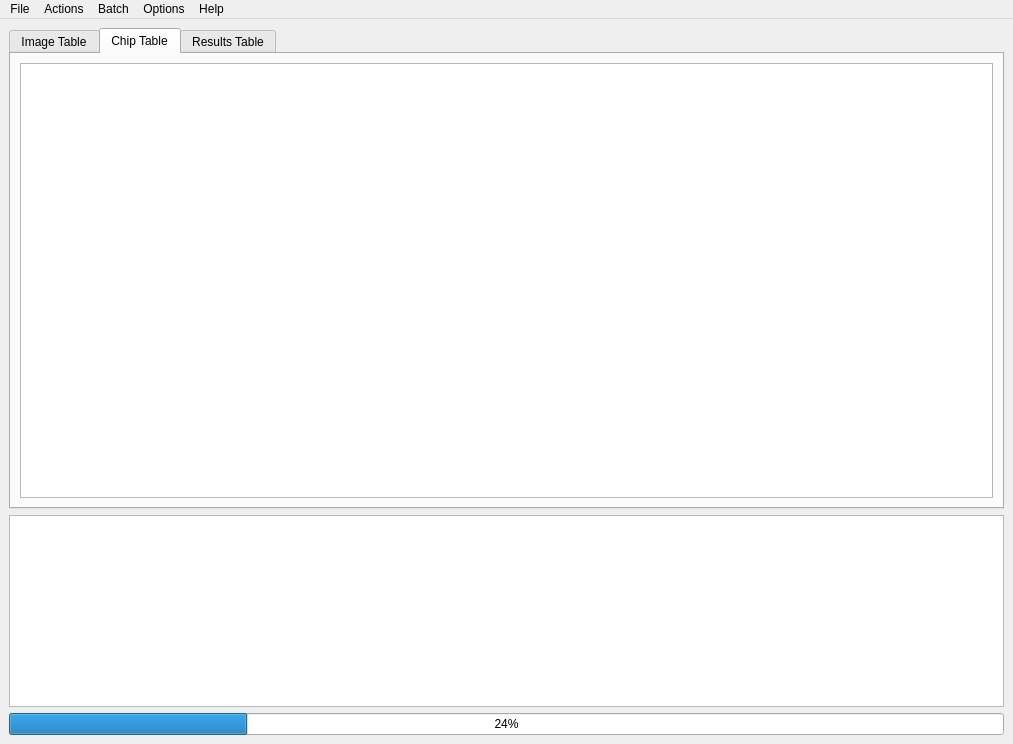
The window that _frontend/MainSkel.ui (Erotemic/hotspotter) describes before a commit, drawn with Qt 5.
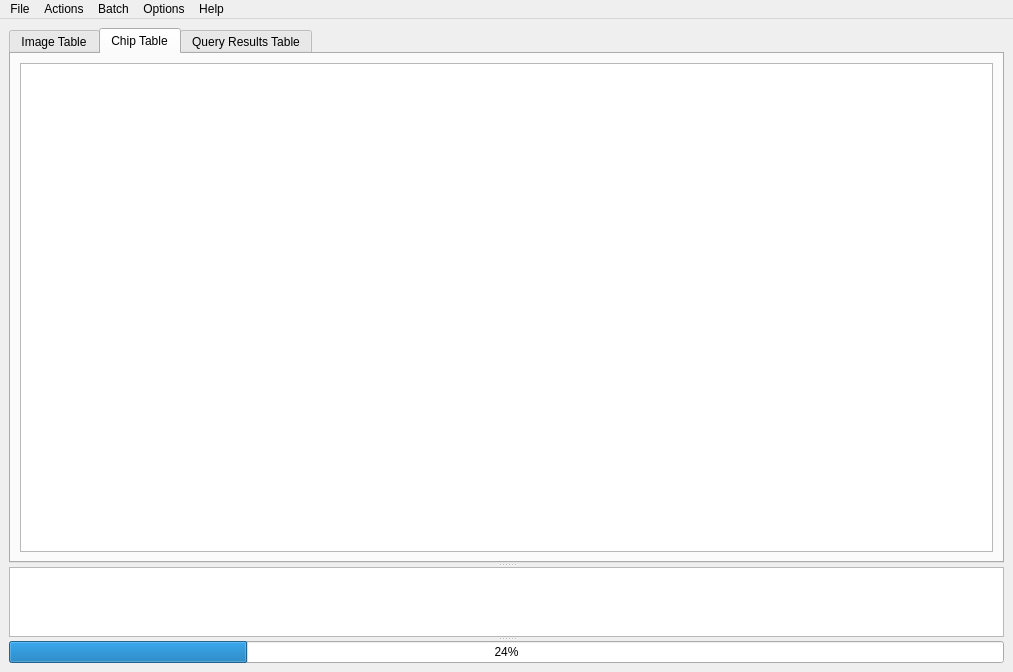
The same window after the commit.

Commit message: Fixed chip computation issues. FINALLY got the splitter to work in qdesigner

```diff
--- a/_frontend/MainSkel.ui
+++ b/_frontend/MainSkel.ui
@@ -7,26 +7,32 @@
     <x>0</x>
     <y>0</y>
     <width>1013</width>
-    <height>744</height>
+    <height>672</height>
    </rect>
   </property>
   <property name="windowTitle">
    <string>HotSpotter</string>
   </property>
   <widget class="QWidget" name="centralwidget">
-   <layout class="QGridLayout" name="gridLayout_2">
-    <item row="2" column="0">
-     <layout class="QVBoxLayout" name="astat_vlayout">
+   <layout class="QVBoxLayout" name="verticalLayout">
       <item>
-       <layout class="QVBoxLayout" name="verticalLayout_8">
-        <item>
+     <widget class="QSplitter" name="splitter">
+      <property name="orientation">
+       <enum>Qt::Vertical</enum>
+      </property>
          <widget class="QTabWidget" name="tablesTabWidget">
           <property name="sizePolicy">
            <sizepolicy hsizetype="Expanding" vsizetype="Expanding">
             <horstretch>0</horstretch>
-            <verstretch>0</verstretch>
-           </sizepolicy>
-          </property>
+         <verstretch>10</verstretch>
+        </sizepolicy>
+       </property>
+       <property name="minimumSize">
+        <size>
+         <width>0</width>
+         <height>0</height>
+        </size>
+       </property>
           <property name="currentIndex">
            <number>1</number>
           </property>
@@ -42,7 +48,7 @@
            </attribute>
            <layout class="QGridLayout" name="gridLayout_3">
             <item row="0" column="0">
-             <layout class="QVBoxLayout" name="verticalLayout">
+          <layout class="QVBoxLayout" name="verticalLayout_2">
               <item>
                <widget class="QTableWidget" name="image_TBL">
                 <property name="sortingEnabled">
@@ -63,6 +69,12 @@
              <layout class="QVBoxLayout" name="verticalLayout_3">
               <item>
                <widget class="QTableWidget" name="chip_TBL">
+             <property name="sizePolicy">
+              <sizepolicy hsizetype="Expanding" vsizetype="Expanding">
+               <horstretch>0</horstretch>
+               <verstretch>0</verstretch>
+              </sizepolicy>
+             </property>
                 <property name="sortingEnabled">
                  <bool>true</bool>
                 </property>
@@ -74,7 +86,7 @@
           </widget>
           <widget class="QWidget" name="result_view">
            <attribute name="title">
-            <string>Results Table</string>
+         <string>Query Results Table</string>
            </attribute>
            <layout class="QVBoxLayout" name="verticalLayout_5">
             <item>
@@ -91,30 +103,29 @@
            </layout>
           </widget>
          </widget>
-        </item>
-        <item>
          <widget class="QTextEdit" name="outputEdit">
           <property name="sizePolicy">
-           <sizepolicy hsizetype="Minimum" vsizetype="Minimum">
+        <sizepolicy hsizetype="Expanding" vsizetype="Expanding">
             <horstretch>0</horstretch>
-            <verstretch>0</verstretch>
+         <verstretch>1</verstretch>
            </sizepolicy>
           </property>
           <property name="acceptRichText">
            <bool>true</bool>
           </property>
          </widget>
-        </item>
-        <item>
          <widget class="QProgressBar" name="progressBar">
+       <property name="sizePolicy">
+        <sizepolicy hsizetype="Expanding" vsizetype="Fixed">
+         <horstretch>0</horstretch>
+         <verstretch>1</verstretch>
+        </sizepolicy>
+       </property>
           <property name="value">
            <number>24</number>
           </property>
          </widget>
-        </item>
-       </layout>
-      </item>
-     </layout>
+     </widget>
     </item>
    </layout>
   </widget>
```
Left out of the diff: 6 changed lines with no effect on the pictures. Lines whose indentation alone changed are shown as unchanged. The commit also changes 22 other files.
